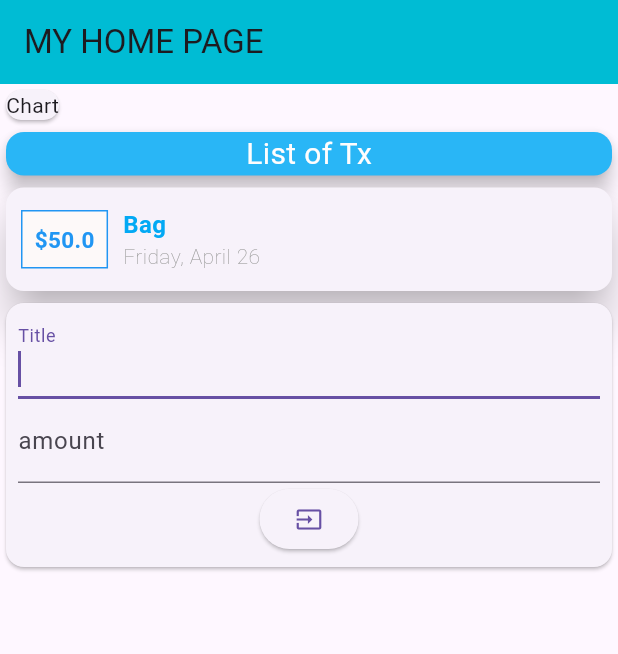
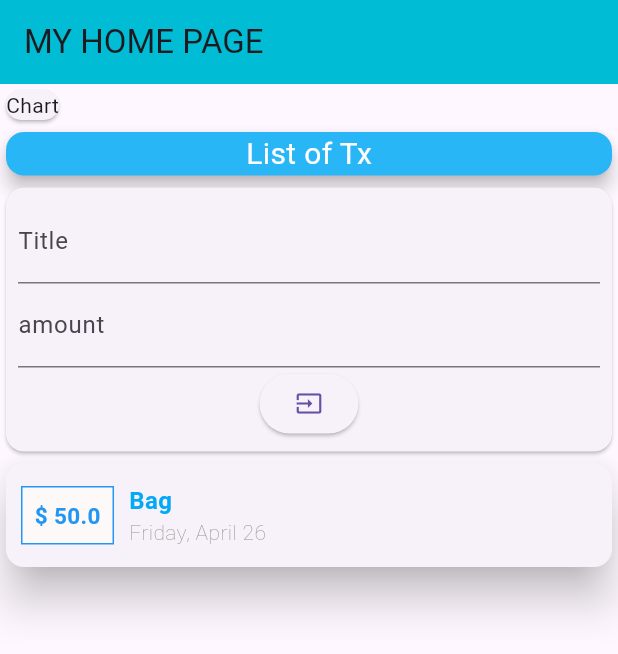
Before and after one commit to takiul-sumon/Personal-Expenens-App, a Flutter app: the screen it shows after launch, after a tap on the "input" icon, on a phone screen of 412 x 824 dp. Shown: the top 654 px of the screen. Run offline on Flutter 3.47's test engine with Material 3 defaults, Android fonts, the phone set to English and light mode, and no system bars.

Commit message:
ADD NEW ITEM

```diff
--- a/lib/main.dart
+++ b/lib/main.dart
@@ -1,6 +1,4 @@
 import 'package:flutter/material.dart';
-import 'package:personal_expenses/widget/new_usertransection.dart';
-import 'package:personal_expenses/widget/transectionlist.dart';
 import 'package:personal_expenses/widget/user_transection.dart';
 
 void main() {
@@ -51,7 +49,6 @@ class MyHomePage extends StatelessWidget {
             elevation: 5,
           ),
           Usertransection(),
-
         ],
       ),
     );
--- a/lib/widget/new_usertransection.dart
+++ b/lib/widget/new_usertransection.dart
@@ -15,20 +15,20 @@ class newtransection extends StatelessWidget {
         child: Column(
           children: [
             TextField(
-              controller: titlecontroller,
-              autocorrect: true,
-              autofocus: true,
-              decoration: InputDecoration(label: Text("Title")),
+            decoration: InputDecoration(label: Text("Title")),
+            controller: titlecontroller,
             ),
             TextField(
+
+              decoration: InputDecoration(label: Text("amount")),
               controller: amountcontroller,
-              decoration: InputDecoration(label: Text("amount")),
             ),
             ElevatedButton(
-                onPressed: () {
-                  addtx(titlecontroller, double.parse(amountcontroller.toString()));
-                },
-                child: Icon(Icons.input)),
+                child: Icon(Icons.input),onPressed: () {
+                  addtx(titlecontroller.text, double.parse(amountcontroller.text));
+                },)
+
+
           ],
         ),
       ),
--- a/lib/widget/transectionlist.dart
+++ b/lib/widget/transectionlist.dart
@@ -4,7 +4,7 @@ import '../models/transection.dart';
 import 'package:intl/intl.dart';
 
 class Transectionlist extends StatelessWidget {
-  final List<Transections> transections;
+   List<Transections> transections;
   Transectionlist(this.transections);
 
   @override
@@ -27,7 +27,7 @@ class Transectionlist extends StatelessWidget {
                 ),
                 // color: Colors.deepOrange,
                 child: Text(
-                  '\$' + tx.amount.toString(),
+                  '\$ ${tx.amount}',
                   style: TextStyle(
                       fontSize: 15,
                       color: Colors.blue,
@@ -39,7 +39,7 @@ class Transectionlist extends StatelessWidget {
                 crossAxisAlignment: CrossAxisAlignment.start,
                 children: [
                   Text(
-                    tx.title.toString(),
+                    '${tx.title}',
                     style: TextStyle(
                         fontSize: 16,
                         fontWeight: FontWeight.w600,
--- a/lib/widget/user_transection.dart
+++ b/lib/widget/user_transection.dart
@@ -1,5 +1,3 @@
-import 'dart:js_interop';
-
 import 'package:personal_expenses/models/transection.dart';
 import 'package:personal_expenses/widget/new_usertransection.dart';
 import 'transectionlist.dart';
@@ -23,14 +21,17 @@ class _Usertransection extends State<Usertransection> {
         title: txtitle,
         amount: amount,
         date: DateTime.now());
+    setState(() {
+      Usertransection.add(Newtx);
+    });
   }
 
   @override
   Widget build(BuildContext context) {
     return Column(
       children: <Widget>[
+        newtransection(_addnewtransection),
         Transectionlist(Usertransection),
-        newtransection(_addnewtransection)
       ],
     );
   }
```
